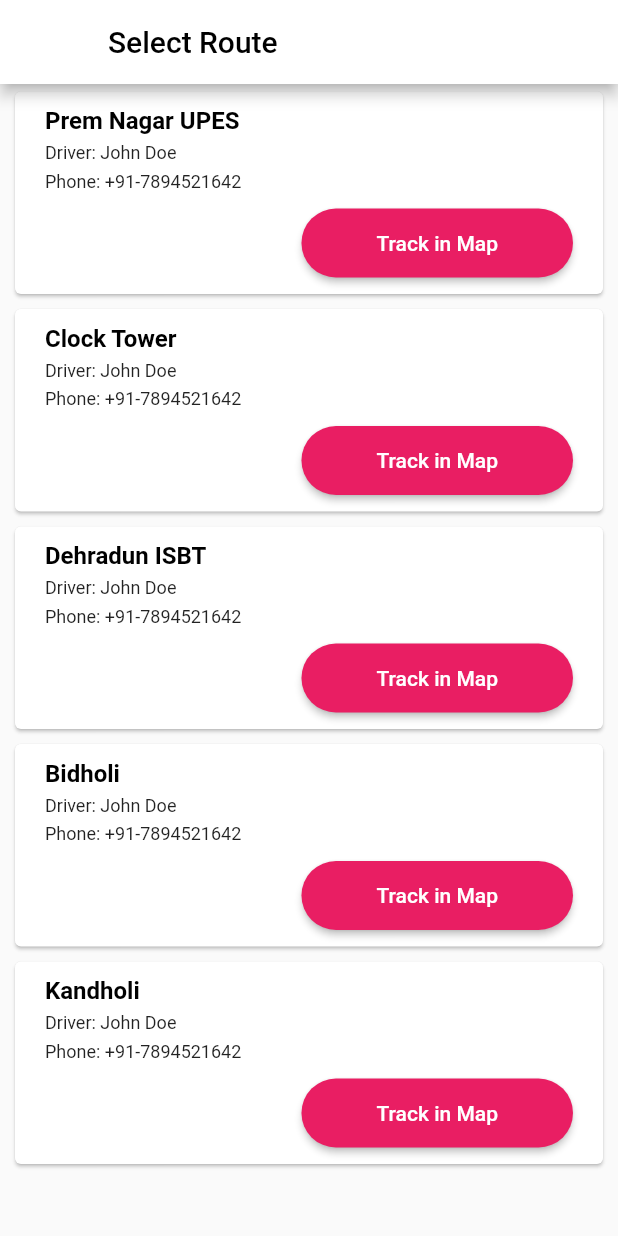
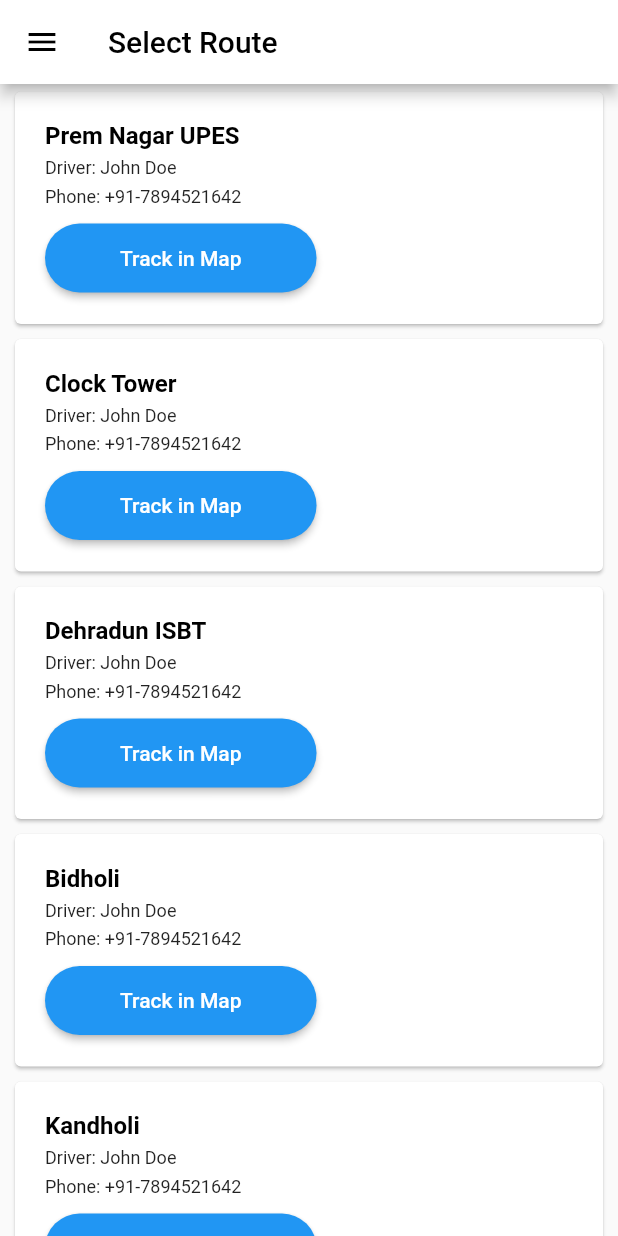
Before and after one commit to top2429/Bus-Tracking-System, a Flutter app: the LocationsPage screen opened directly, on a phone screen of 412 x 824 dp. Run offline on Flutter 3.47's test engine with Material 2 defaults, Android fonts, the phone set to English and light mode, and no system bars; our stand-ins replace cloud_firestore, firebase_auth, firebase_core, flutter_local_notifications, flutter_map, geolocator and 2 more; missing offline and left inert: app_settings; accounts and stored records are empty.

Commit message:
Updated menu page in locations_page.dart

```diff
--- a/src/bus_tracking_system/lib/screen/locations_page.dart
+++ b/src/bus_tracking_system/lib/screen/locations_page.dart
@@ -1,5 +1,6 @@
 import 'package:flutter/material.dart';
-import 'package:bus_tracking_system/screen/map_page.dart';
+import 'package:bus_tracking_system/screen/maps.dart';
+import 'package:bus_tracking_system/screen/profile.dart';
 
 class LocationsPage extends StatefulWidget {
   @override
@@ -15,6 +16,34 @@ class _LocationsPageState extends State<LocationsPage> {
     'Kandholi',
   ];
 
+  void _showLogoutConfirmationDialog() {
+    showDialog(
+      context: context,
+      builder: (BuildContext context) {
+        return AlertDialog(
+          title: Text('Logout'),
+          content: Text('Do you want to log out?'),
+          actions: [
+            TextButton(
+              onPressed: () {
+                // Perform logout operation
+                Navigator.of(context).pop();
+                // Add your logout logic here
+              },
+              child: Text('Yes'),
+            ),
+            TextButton(
+              onPressed: () {
+                Navigator.of(context).pop();
+              },
+              child: Text('No'),
+            ),
+          ],
+        );
+      },
+    );
+  }
+
   @override
   Widget build(BuildContext context) {
     return Scaffold(
@@ -24,21 +53,79 @@ class _LocationsPageState extends State<LocationsPage> {
           'Select Route',
           style: TextStyle(color: Colors.black),
         ),
+        leading: Builder(
+          builder: (BuildContext context) {
+            return IconButton(
+              icon: Icon(Icons.menu),
+              color: Colors.black,
+              onPressed: () {
+                Scaffold.of(context).openDrawer();
+              },
+            );
+          },
         ),
-      body: SingleChildScrollView(
-        child: Column(
-          children: [
-            ListView.builder(
-              shrinkWrap: true,
-              physics: NeverScrollableScrollPhysics(),
+      ),
+      drawer: Drawer(
+        child: ListView(
+          padding: EdgeInsets.zero,
+          children: <Widget>[
+            DrawerHeader(
+              decoration: BoxDecoration(
+                color: Colors.blue,
+              ),
+              child: Text(
+                'Menu',
+                style: TextStyle(
+                  color: Colors.white,
+                  fontSize: 24,
+                ),
+              ),
+            ),
+            ListTile(
+              title: Text('Select Route'),
+              onTap: () {
+                Navigator.push(
+                  context,
+                  MaterialPageRoute(
+                    builder: (context) => LocationsPage(),
+                  ),
+                );
+              },
+            ),
+            ListTile(
+              title: Text('Profile'),
+              onTap: () {
+                Navigator.push(
+                  context,
+                  MaterialPageRoute(
+                    builder: (context) => ProfilePage(),
+                  ),
+                );
+              },
+            ),
+            ListTile(
+              title: Text('Logout'),
+              onTap: _showLogoutConfirmationDialog,
+            ),
+          ],
+        ),
+      ),
+      body: ListView.builder(
         itemCount: _locations.length,
         itemBuilder: (BuildContext context, int index) {
           return GestureDetector(
+            onTap: () {
+              Navigator.push(
+                context,
+                MaterialPageRoute(
+                  builder: (context) => BusTracking(),
+                ),
+              );
+            },
             child: Card(
               margin: EdgeInsets.symmetric(horizontal: 10, vertical: 5),
               child: Padding(
-                      padding:
-                          EdgeInsets.symmetric(horizontal: 20, vertical: 10),
+                padding: EdgeInsets.all(20),
                 child: Column(
                   crossAxisAlignment: CrossAxisAlignment.start,
                   children: [
@@ -54,31 +141,25 @@ class _LocationsPageState extends State<LocationsPage> {
                     Text(
                       'Driver: John Doe',
                       style: TextStyle(
-                                fontWeight: FontWeight.normal, fontSize: 12),
+                        fontWeight: FontWeight.normal,
+                        fontSize: 12,
+                      ),
                     ),
                     SizedBox(height: 5),
                     Text(
                       'Phone: +91-7894521642',
                       style: TextStyle(
-                                fontSize: 12, fontWeight: FontWeight.normal),
+                        fontSize: 12,
+                        fontWeight: FontWeight.normal,
+                      ),
                     ),
                     SizedBox(height: 10),
-                          Row(
-                            mainAxisAlignment: MainAxisAlignment.spaceBetween,
-                            children: [
-                              Text(
-                                '',
-                                style: TextStyle(
-                                    fontSize: 18, fontWeight: FontWeight.bold),
-                              ),
                     ElevatedButton(
                       onPressed: () {
-                                  // Navigate to the map page for the selected location
                         Navigator.push(
                           context,
                           MaterialPageRoute(
-                                      builder: (context) =>
-                                          MapPage(location: _locations[index]),
+                            builder: (context) => BusTracking(),
                           ),
                         );
                       },
@@ -87,15 +168,15 @@ class _LocationsPageState extends State<LocationsPage> {
                         style: TextStyle(color: Colors.white),
                       ),
                       style: ElevatedButton.styleFrom(
-                                  primary: Colors.pink,
+                        primary: Colors.blue,
                         padding: EdgeInsets.symmetric(
-                                      horizontal: 50, vertical: 15),
+                          horizontal: 50,
+                          vertical: 15,
+                        ),
                         shape: RoundedRectangleBorder(
                           borderRadius: BorderRadius.circular(30),
                         ),
                       ),
-                              ),
-                            ],
                     ),
                   ],
                 ),
@@ -104,9 +185,6 @@ class _LocationsPageState extends State<LocationsPage> {
           );
         },
       ),
-          ],
-        ),
-      ),
     );
   }
 }
```
Lines whose indentation alone changed are shown as unchanged.
